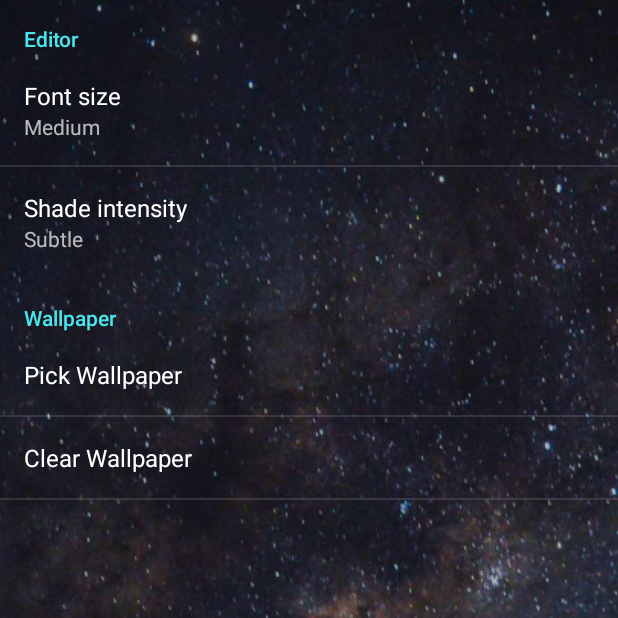
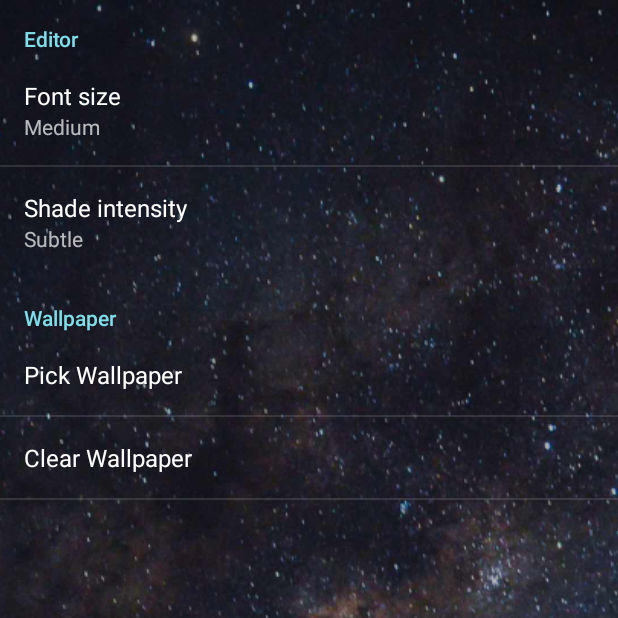
Before and after one commit to naf456/npad, an Android app: the SettingsActivity screen opened directly, with no data from a screen before it, on a phone screen of 412 x 824 dp, the top half of it. Run offline under Robolectric (Android 15) with nearby library versions, the phone set to English and light mode, and no system bars.

Commit message:
Tweak shade intensity Change app accent color to blue

```diff
--- a/app/src/main/res/values/colors.xml
+++ b/app/src/main/res/values/colors.xml
@@ -3,9 +3,9 @@
     <color name="colorPrimary">#212121</color>
     <color name="colorPrimaryTrans">#b2000000</color>
     <color name="colorPrimaryDark">#000000</color>
-    <color name="colorAccent">#4ae6ed</color>
-    <color name="textColor">#c8ffffff</color>
+    <color name="colorAccent">#80deea</color>
+    <color name="textColor">#ffffffff</color>
     <color name="subtleShade">#46000000</color>
-    <color name="moderateShade">#6e000000</color>
-    <color name="intenseShade">#96000000</color>
+    <color name="moderateShade">#83000000</color>
+    <color name="intenseShade">#c8000000</color>
 </resources>
--- a/app/src/main/res/values/styles.xml
+++ b/app/src/main/res/values/styles.xml
@@ -10,6 +10,11 @@
         <item name="colorAccent">@color/colorAccent</item>
         <item name="android:windowTranslucentStatus">true</item>
         <item name="android:textCursorDrawable">@null</item>
+        <item name="android:popupMenuStyle">@style/popupMenuStyle</item>
+    </style>
+
+    <style name="popupMenuStyle" parent="Widget.AppCompat.PopupMenu">
+        <item name="android:popupBackground">#bf000000</item>
     </style>
 
 </resources>
```
